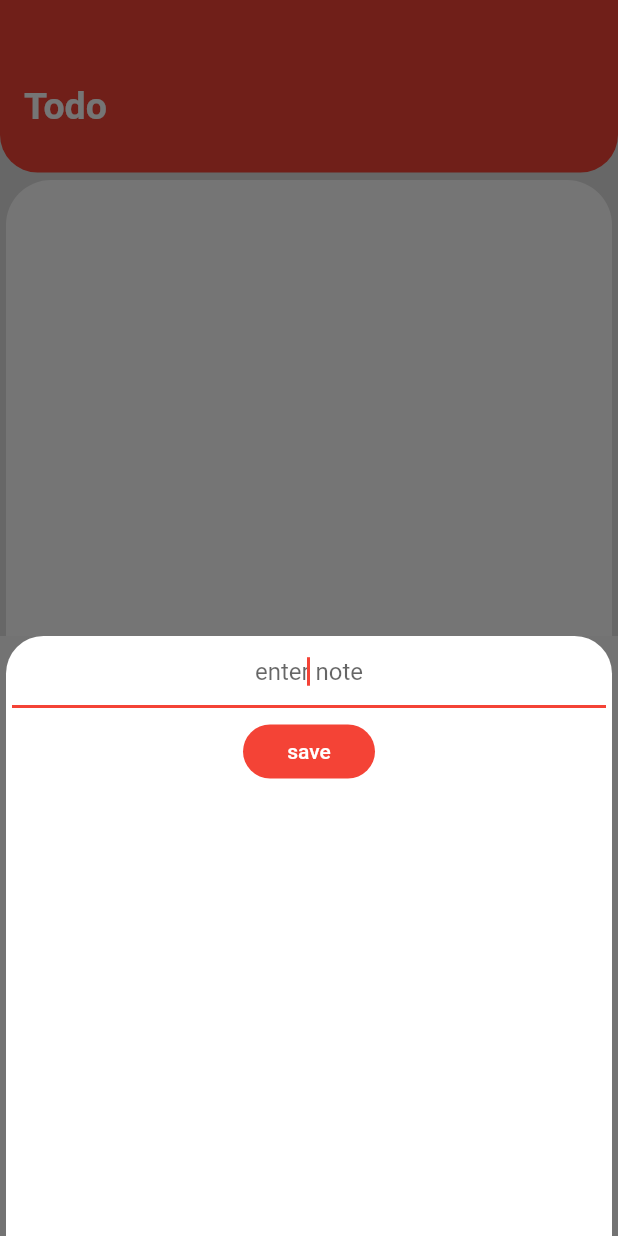
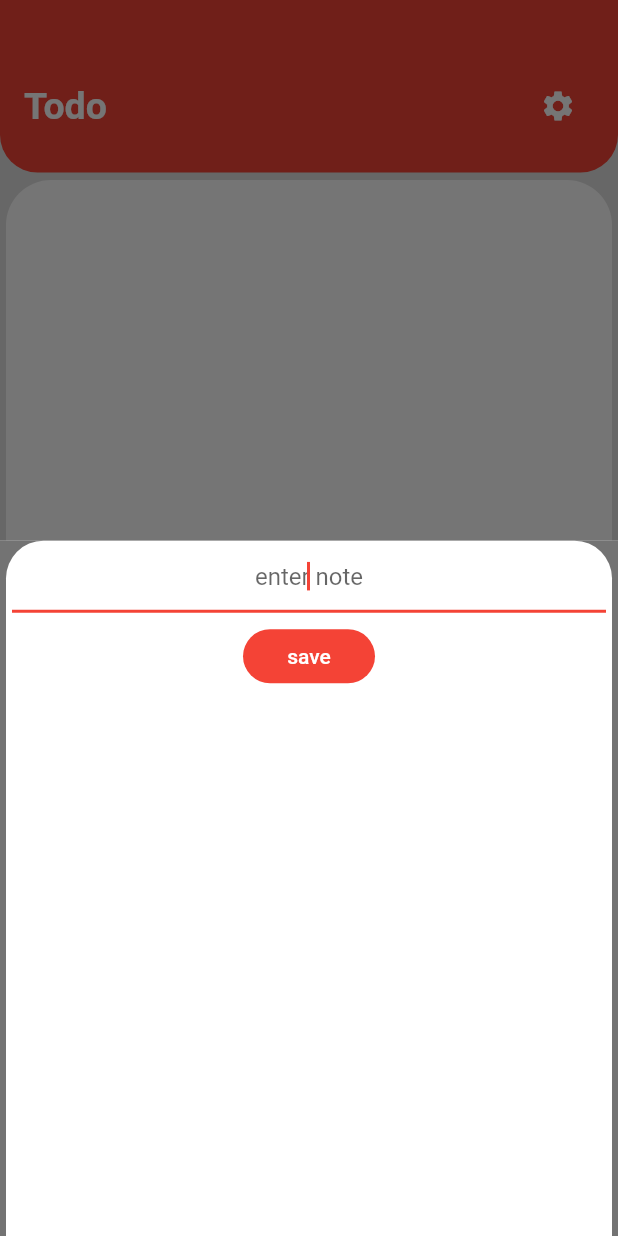
Before and after one commit to RobbinKok/todo, a Flutter app: the screen it shows after launch, after a tap on the "add" icon, on a phone screen of 412 x 824 dp. Run offline on Flutter 3.47's test engine with Material 2 defaults, Android fonts, the phone set to English and light mode, and no system bars; our stand-ins replace shared_preferences; statements that could not run were skipped.

Commit message:
minor changes

```diff
--- a/lib/home.dart
+++ b/lib/home.dart
@@ -66,13 +66,13 @@ class Home extends State<HomeScreen> {
                 color: Theme.of(context).accentColor,
                 fontSize: 25,
                 fontWeight: FontWeight.bold),
-          ),/*
+          ),
           IconButton(
               icon: Icon(
                 Icons.settings,
                 color: Theme.of(context).accentColor,
               ),
-              onPressed: () => goToNewItem())*/
+              onPressed: () => goToNewItem())
         ],
       ),
     );
@@ -166,12 +166,9 @@ class Home extends State<HomeScreen> {
 
   void _buttonPress() {
     showModalBottomSheet(
-      backgroundColor: Colors.black.withOpacity(0.1),
-      isScrollControlled: true,
         context: context,
         builder: (context) {
           return Container(
-            height: 400,
             color: Color(0xFF737373),
             padding: EdgeInsets.only(left: 4, right: 4),
             child: Container(
@@ -182,7 +179,6 @@ class Home extends State<HomeScreen> {
                       topLeft: Radius.circular(25),
                       topRight: Radius.circular(25))),
               child: Column(
-                mainAxisSize: MainAxisSize.min,
                 children: <Widget>[
                   TextField(
                     autofocus: true,
@@ -203,9 +199,6 @@ class Home extends State<HomeScreen> {
                       "save",
                       style: TextStyle(color: Theme.of(context).accentColor),
                     ),
-                  ),
-                  SizedBox(
-                    height: 10,
                   )
                 ],
               ),
```
